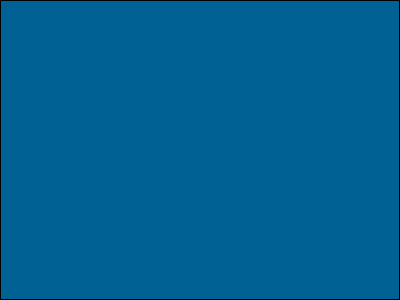
Above: src/ui/consoleview.ui from solaristhesun/superterm before the change. Below: the same form after it.
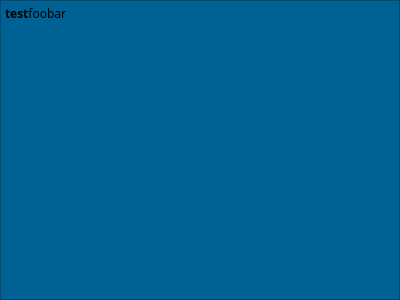
That is the form after the change.

```diff
--- a/src/ui/consoleview.ui
+++ b/src/ui/consoleview.ui
@@ -22,20 +22,19 @@
    <string>Form</string>
   </property>
   <property name="styleSheet">
-   <string notr="true">border :1px solid black;
-background-color: rgb(0, 97, 149);
+   <string notr="true">background-color: rgb(0, 97, 149);
 color: black;
 font: Courier New;</string>
   </property>
   <property name="readOnly">
-   <bool>true</bool>
+   <bool>false</bool>
   </property>
   <property name="html">
-   <string notr="true">&lt;!DOCTYPE HTML PUBLIC &quot;-//W3C//DTD HTML 4.0//EN&quot; &quot;http://www.w3.org/TR/REC-html40/strict.dtd&quot;&gt;
+   <string>&lt;!DOCTYPE HTML PUBLIC &quot;-//W3C//DTD HTML 4.0//EN&quot; &quot;http://www.w3.org/TR/REC-html40/strict.dtd&quot;&gt;
 &lt;html&gt;&lt;head&gt;&lt;meta name=&quot;qrichtext&quot; content=&quot;1&quot; /&gt;&lt;style type=&quot;text/css&quot;&gt;
 p, li { white-space: pre-wrap; }
 &lt;/style&gt;&lt;/head&gt;&lt;body style=&quot; font-family:'New'; font-size:9pt; font-weight:400; font-style:normal;&quot;&gt;
-&lt;p style=&quot;-qt-paragraph-type:empty; margin-top:0px; margin-bottom:0px; margin-left:0px; margin-right:0px; -qt-block-indent:0; text-indent:0px;&quot;&gt;&lt;br /&gt;&lt;/p&gt;&lt;/body&gt;&lt;/html&gt;</string>
+&lt;p style=&quot; margin-top:0px; margin-bottom:0px; margin-left:0px; margin-right:0px; -qt-block-indent:0; text-indent:0px;&quot;&gt;&lt;span style=&quot; font-weight:600;&quot;&gt;test&lt;/span&gt;foobar&lt;/p&gt;&lt;/body&gt;&lt;/html&gt;</string>
   </property>
   <property name="acceptRichText">
    <bool>false</bool>
```
